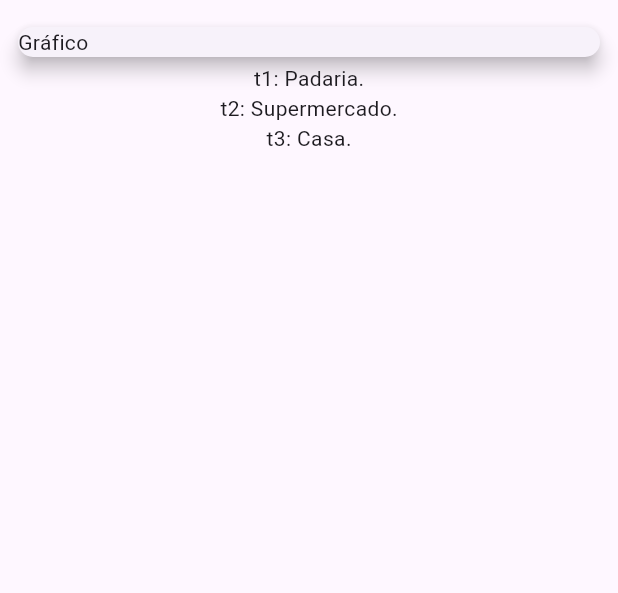
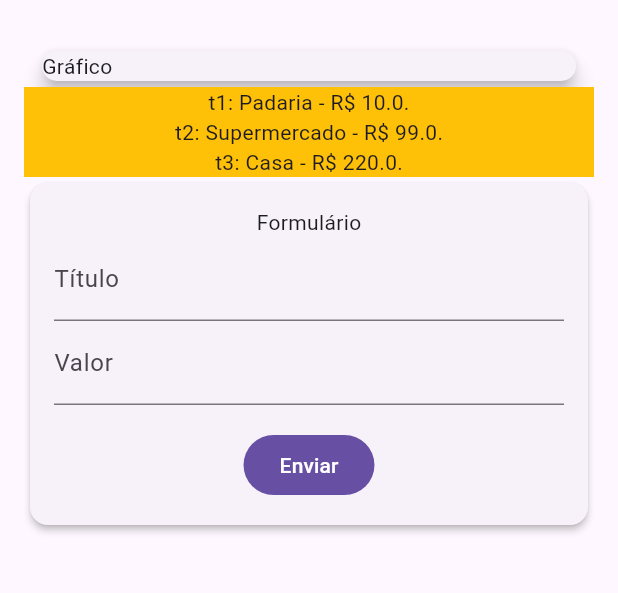
Before and after one commit to gelsoniezzi/cursoFlutter, a Flutter app: the screen it shows after launch, on a phone screen of 412 x 824 dp, the part 63-656 px from its top. Run offline on Flutter 3.47's test engine with Material 3 defaults, Android fonts, the phone set to English and light mode, and no system bars.

Commit message:
Construindo a comunicação entre os componentes TransactionForm, TransactionList e TransactionUser. O ultimo é o pai dos outros dois.

```diff
--- /dev/null
+++ b/expenses/lib/components/transaction_form.dart
@@ -0,0 +1,38 @@
+import 'package:flutter/material.dart';
+
+class TransactionForm extends StatelessWidget {
+  //const TransactionForm({super.key});
+
+  final titleController = TextEditingController();
+  final valueController = TextEditingController();
+
+  @override
+  Widget build(BuildContext context) {
+    return Card(
+                elevation: 2.0,
+                child: Container(
+                  padding: EdgeInsets.all(16.0),
+                  child: Column(
+                    children: <Widget>[
+                      Text("Formulário"),
+                      TextField(
+                        controller: titleController,
+                        decoration: InputDecoration(labelText: "Título"),
+                      ),
+                      TextField(
+                        controller: valueController,
+                        decoration: InputDecoration(labelText: "Valor"),
+                      ),
+                      SizedBox(height: 16.0),
+                      FilledButton(onPressed: () {
+                        print("Titulo: ${titleController.text}");
+                        print("Valor: ${valueController.text}");
+                      },
+                      child: Text("Enviar")),
+
+                    ],
+                  ),
+                ),
+              );
+  }
+}
--- /dev/null
+++ b/expenses/lib/components/transaction_list.dart
@@ -0,0 +1,26 @@
+import 'package:flutter/material.dart';
+import 'package:expenses/models/transaction.dart';
+
+class TransactionList extends StatelessWidget {
+  //const TransactionList({super.key});
+
+  List<Transaction> _transactions;
+
+  // Construtor
+  TransactionList(this._transactions);
+
+  @override
+  Widget build(BuildContext context) {
+    return Container(
+              color: Colors.amber,
+              width: double.infinity,
+              padding: EdgeInsets.symmetric(horizontal: 8),
+              child:
+                Column(
+                  children: _transactions.map((tr) {
+                    return Text("${tr.id}: ${tr.title} - R\$ ${tr.value}.");
+                  }).toList(),
+                ),
+              );
+  }
+}
--- /dev/null
+++ b/expenses/lib/components/transaction_user.dart
@@ -0,0 +1,15 @@
+import 'package:flutter/material.dart';
+
+class TransactionUser extends StatefulWidget {
+  // const TransactionUser({super.key});
+
+  @override
+  State<TransactionUser> createState() => _TransactionUserState();
+}
+
+class _TransactionUserState extends State<TransactionUser> {
+  @override
+  Widget build(BuildContext context) {
+    return const Placeholder();
+  }
+}
--- a/expenses/lib/main.dart
+++ b/expenses/lib/main.dart
@@ -1,11 +1,13 @@
+import 'package:expenses/components/transaction_form.dart';
+import 'package:expenses/components/transaction_list.dart';
 import 'package:expenses/models/transaction.dart';
 import 'package:flutter/material.dart';
 
 
-main () => runApp(const ExpensesApp());
+main () => runApp(ExpensesApp());
 
 class ExpensesApp extends StatelessWidget {
-  const ExpensesApp({super.key});
+  // const ExpensesApp({super.key});
 
   @override
   Widget build(BuildContext context) {
@@ -30,7 +32,9 @@ class MyHomePage extends StatelessWidget {
       appBar: AppBar(
         title: const Text("Expenses App"),
       ),
-      body: Column(
+      body: Container(
+        margin: EdgeInsets.all(16),
+        child: Column(
           children: <Widget>[
             Container(
               width: double.infinity,
@@ -41,18 +45,11 @@ class MyHomePage extends StatelessWidget {
                   elevation: 5.0,
                   ),
               ),
-          Container(
-            width: double.infinity,
-            padding: EdgeInsets.symmetric(horizontal: 8),
-            child:
-              Column(
-                children: _transactions.map((tr) {
-                  return Text("${tr.id}: ${tr.title}.");
-                }).toList(),
-              ),
-            ),
+              TransactionList(_transactions),
+              TransactionForm(),
 
           ],
+        ),
       ),
     );
   }
```
Lines whose indentation alone changed are shown as unchanged.
